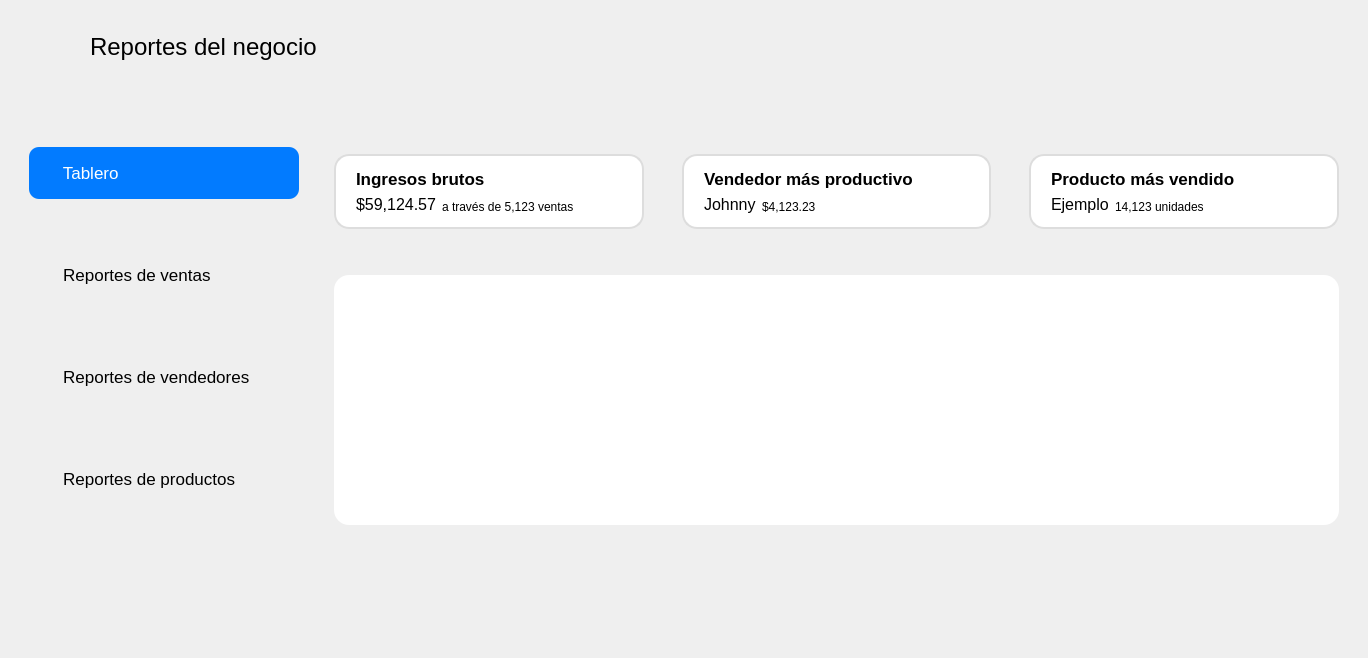
First picture: the form in designer/Ui_Reportes.ui, repository ivanperez-7/printpos, before the edit.
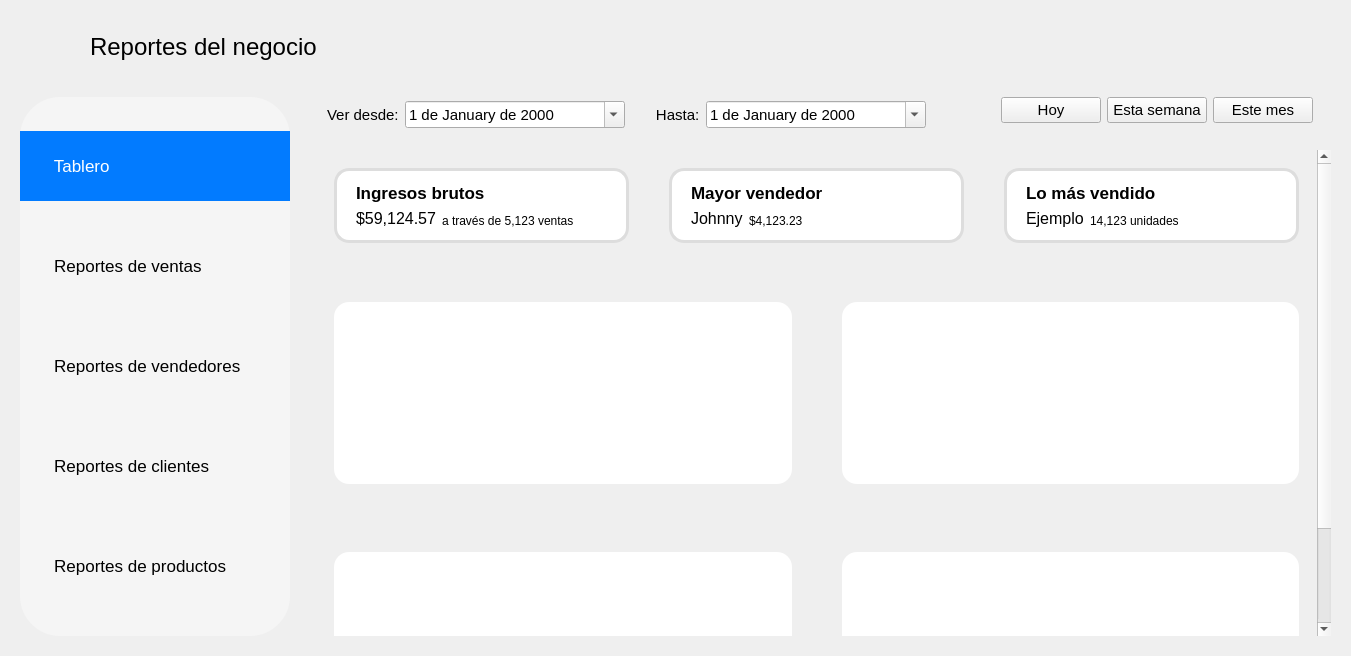
Second picture: the form after the edit. Icons and pictures are not drawn.

Commit message: modalidad de ventanas + módulo reportes

Diff of the .ui file:
```diff
--- a/designer/Ui_Reportes.ui
+++ b/designer/Ui_Reportes.ui
@@ -6,8 +6,8 @@
    <rect>
     <x>0</x>
     <y>0</y>
-    <width>1368</width>
-    <height>658</height>
+    <width>1339</width>
+    <height>656</height>
    </rect>
   </property>
   <property name="windowTitle">
@@ -106,23 +106,30 @@
        <verstretch>0</verstretch>
       </sizepolicy>
      </property>
-     <layout class="QHBoxLayout" name="horizontalLayout_2">
-      <property name="spacing">
+     <layout class="QGridLayout" name="gridLayout_5">
+      <property name="horizontalSpacing">
        <number>26</number>
       </property>
-      <item alignment="Qt::AlignTop">
+      <item row="0" column="0" rowspan="2">
        <widget class="QFrame" name="frameBotones">
+        <property name="styleSheet">
+         <string notr="true">background-color: rgb(245, 245, 245);
+border-radius: 40px;</string>
+        </property>
         <layout class="QVBoxLayout" name="verticalLayout">
-         <property name="spacing">
-          <number>50</number>
+         <property name="leftMargin">
+          <number>0</number>
          </property>
          <property name="topMargin">
-          <number>50</number>
+          <number>0</number>
          </property>
          <property name="rightMargin">
           <number>0</number>
          </property>
-         <item alignment="Qt::AlignTop">
+         <property name="bottomMargin">
+          <number>20</number>
+         </property>
+         <item>
           <widget class="QPushButton" name="btTablero">
            <property name="sizePolicy">
             <sizepolicy hsizetype="Minimum" vsizetype="Expanding">
@@ -132,8 +139,8 @@
            </property>
            <property name="minimumSize">
             <size>
-             <width>270</width>
-             <height>52</height>
+             <width>0</width>
+             <height>70</height>
             </size>
            </property>
            <property name="maximumSize">
@@ -153,7 +160,6 @@
            <property name="styleSheet">
             <string notr="true">QPushButton {
 	background-color: transparent;
-	border-radius: 10px;
 	text-align: left;
 	padding-left: 20px;
 }
@@ -198,7 +204,7 @@
            </property>
           </widget>
          </item>
-         <item alignment="Qt::AlignTop">
+         <item>
           <widget class="QPushButton" name="btVentas">
            <property name="sizePolicy">
             <sizepolicy hsizetype="Minimum" vsizetype="Expanding">
@@ -208,8 +214,8 @@
            </property>
            <property name="minimumSize">
             <size>
-             <width>270</width>
-             <height>52</height>
+             <width>0</width>
+             <height>70</height>
             </size>
            </property>
            <property name="maximumSize">
@@ -229,7 +235,6 @@
            <property name="styleSheet">
             <string notr="true">QPushButton {
 	background-color: transparent;
-	border-radius: 10px;
 	text-align: left;
 	padding-left: 20px;
 }
@@ -271,7 +276,7 @@
            </property>
           </widget>
          </item>
-         <item alignment="Qt::AlignTop">
+         <item>
           <widget class="QPushButton" name="btVendedores">
            <property name="sizePolicy">
             <sizepolicy hsizetype="Minimum" vsizetype="Expanding">
@@ -282,7 +287,7 @@
            <property name="minimumSize">
             <size>
              <width>270</width>
-             <height>52</height>
+             <height>70</height>
             </size>
            </property>
            <property name="maximumSize">
@@ -302,7 +307,6 @@
            <property name="styleSheet">
             <string notr="true">QPushButton {
 	background-color: transparent;
-	border-radius: 10px;
 	text-align: left;
 	padding-left: 20px;
 }
@@ -344,7 +348,79 @@
            </property>
           </widget>
          </item>
-         <item alignment="Qt::AlignTop">
+         <item>
+          <widget class="QPushButton" name="btVendedores_2">
+           <property name="sizePolicy">
+            <sizepolicy hsizetype="Minimum" vsizetype="Expanding">
+             <horstretch>0</horstretch>
+             <verstretch>0</verstretch>
+            </sizepolicy>
+           </property>
+           <property name="minimumSize">
+            <size>
+             <width>270</width>
+             <height>70</height>
+            </size>
+           </property>
+           <property name="maximumSize">
+            <size>
+             <width>16777215</width>
+             <height>50</height>
+            </size>
+           </property>
+           <property name="font">
+            <font>
+             <pointsize>13</pointsize>
+            </font>
+           </property>
+           <property name="cursor">
+            <cursorShape>PointingHandCursor</cursorShape>
+           </property>
+           <property name="styleSheet">
+            <string notr="true">QPushButton {
+	background-color: transparent;
+	text-align: left;
+	padding-left: 20px;
+}
+
+QPushButton:hover {
+	background-color: rgba(2,123,255,255);
+	color: white;
+}
+QPushButton:pressed {
+	background-color: rgba(0,95,160,255);
+	color: white;
+}
+QPushButton:checked {
+	background-color: rgba(2,123,255,255);
+	color: white;
+}</string>
+           </property>
+           <property name="text">
+            <string>   Reportes de clientes</string>
+           </property>
+           <property name="icon">
+            <iconset resource="../resources.qrc">
+             <normaloff>:/img/resources/images/comprador.png</normaloff>:/img/resources/images/comprador.png</iconset>
+           </property>
+           <property name="iconSize">
+            <size>
+             <width>25</width>
+             <height>25</height>
+            </size>
+           </property>
+           <property name="checkable">
+            <bool>true</bool>
+           </property>
+           <property name="autoExclusive">
+            <bool>true</bool>
+           </property>
+           <property name="flat">
+            <bool>true</bool>
+           </property>
+          </widget>
+         </item>
+         <item>
           <widget class="QPushButton" name="btProductos">
            <property name="sizePolicy">
             <sizepolicy hsizetype="Minimum" vsizetype="Expanding">
@@ -354,8 +430,8 @@
            </property>
            <property name="minimumSize">
             <size>
-             <width>270</width>
-             <height>52</height>
+             <width>0</width>
+             <height>70</height>
             </size>
            </property>
            <property name="maximumSize">
@@ -375,7 +451,6 @@
            <property name="styleSheet">
             <string notr="true">QPushButton {
 	background-color: transparent;
-	border-radius: 10px;
 	text-align: left;
 	padding-left: 20px;
 }
@@ -420,41 +495,377 @@
         </layout>
        </widget>
       </item>
+      <item row="0" column="1">
+       <widget class="QWidget" name="widget_2" native="true">
+        <layout class="QHBoxLayout" name="horizontalLayout_4">
+         <property name="topMargin">
+          <number>0</number>
+         </property>
+         <property name="bottomMargin">
+          <number>12</number>
+         </property>
+         <item>
+          <widget class="QFrame" name="frame_12">
+           <property name="frameShape">
+            <enum>QFrame::NoFrame</enum>
+           </property>
+           <property name="frameShadow">
+            <enum>QFrame::Raised</enum>
+           </property>
+           <layout class="QHBoxLayout" name="horizontalLayout_8">
+            <property name="leftMargin">
+             <number>2</number>
+            </property>
+            <property name="topMargin">
+             <number>0</number>
+            </property>
+            <property name="bottomMargin">
+             <number>0</number>
+            </property>
+            <item>
+             <widget class="QLabel" name="label_7">
+              <property name="font">
+               <font>
+                <family>Segoe UI</family>
+                <pointsize>11</pointsize>
+               </font>
+              </property>
+              <property name="text">
+               <string>Ver desde:</string>
+              </property>
+             </widget>
+            </item>
+            <item>
+             <widget class="QDateEdit" name="dateDesde">
+              <property name="minimumSize">
+               <size>
+                <width>220</width>
+                <height>0</height>
+               </size>
+              </property>
+              <property name="maximumSize">
+               <size>
+                <width>220</width>
+                <height>16777215</height>
+               </size>
+              </property>
+              <property name="font">
+               <font>
+                <family>Segoe UI</family>
+                <pointsize>11</pointsize>
+               </font>
+              </property>
+              <property name="displayFormat">
+               <string>d 'de' MMMM 'de' yyyy</string>
+              </property>
+              <property name="calendarPopup">
+               <bool>true</bool>
+              </property>
+             </widget>
+            </item>
+            <item>
+             <widget class="QLabel" name="label_8">
+              <property name="font">
+               <font>
+                <family>Segoe UI</family>
+                <pointsize>11</pointsize>
+               </font>
+              </property>
+              <property name="text">
+               <string>      Hasta:</string>
+              </property>
+             </widget>
+            </item>
+            <item>
+             <widget class="QDateEdit" name="dateHasta">
+              <property name="minimumSize">
+               <size>
+                <width>220</width>
+                <height>0</height>
+               </size>
+              </property>
+              <property name="maximumSize">
+               <size>
+                <width>220</width>
+                <height>16777215</height>
+               </size>
+              </property>
+              <property name="font">
+               <font>
+                <family>Segoe UI</family>
+                <pointsize>11</pointsize>
+               </font>
+              </property>
+              <property name="displayFormat">
+               <string>d 'de' MMMM 'de' yyyy</string>
+              </property>
+              <property name="calendarPopup">
+               <bool>true</bool>
+              </property>
+             </widget>
+            </item>
+           </layout>
+          </widget>
+         </item>
+         <item alignment="Qt::AlignRight">
+          <widget class="QFrame" name="frame_13">
+           <layout class="QHBoxLayout" name="horizontalLayout_9">
+            <property name="leftMargin">
+             <number>60</number>
+            </property>
+            <property name="topMargin">
+             <number>0</number>
+            </property>
+            <item>
+             <widget class="QPushButton" name="btHoy">
+              <property name="minimumSize">
+               <size>
+                <width>100</width>
+                <height>0</height>
+               </size>
+              </property>
+              <property name="font">
+               <font>
+                <family>Segoe UI</family>
+                <pointsize>11</pointsize>
+               </font>
+              </property>
+              <property name="text">
+               <string notr="true">Hoy</string>
+              </property>
+             </widget>
+            </item>
+            <item>
+             <widget class="QPushButton" name="btEstaSemana">
+              <property name="minimumSize">
+               <size>
+                <width>100</width>
+                <height>0</height>
+               </size>
+              </property>
+              <property name="font">
+               <font>
+                <family>Segoe UI</family>
+                <pointsize>11</pointsize>
+               </font>
+              </property>
+              <property name="text">
+               <string notr="true">Esta semana</string>
+              </property>
+             </widget>
+            </item>
+            <item>
+             <widget class="QPushButton" name="btEsteMes">
+              <property name="minimumSize">
+               <size>
+                <width>100</width>
+                <height>0</height>
+               </size>
+              </property>
+              <property name="font">
+               <font>
+                <family>Segoe UI</family>
+                <pointsize>11</pointsize>
+               </font>
+              </property>
+              <property name="text">
+               <string notr="true">Este mes</string>
+              </property>
+             </widget>
+            </item>
+           </layout>
+          </widget>
+         </item>
+        </layout>
+       </widget>
+      </item>
+      <item row="1" column="1">
+       <widget class="QScrollArea" name="scrollArea">
+        <property name="frameShape">
+         <enum>QFrame::NoFrame</enum>
+        </property>
+        <property name="widgetResizable">
+         <bool>true</bool>
+        </property>
+        <widget class="QWidget" name="scrollAreaWidgetContents">
+         <property name="geometry">
+          <rect>
+           <x>0</x>
+           <y>0</y>
+           <width>990</width>
+           <height>616</height>
+          </rect>
+         </property>
+         <layout class="QHBoxLayout" name="horizontalLayout_10">
       <item>
        <widget class="QStackedWidget" name="stackedWidget">
         <property name="currentIndex">
          <number>0</number>
         </property>
         <widget class="QWidget" name="page">
-         <layout class="QHBoxLayout" name="horizontalLayout_3">
-          <property name="spacing">
-           <number>0</number>
-          </property>
-          <property name="leftMargin">
-           <number>0</number>
-          </property>
-          <property name="topMargin">
-           <number>0</number>
-          </property>
-          <property name="rightMargin">
-           <number>0</number>
-          </property>
-          <property name="bottomMargin">
-           <number>0</number>
-          </property>
-          <item alignment="Qt::AlignTop">
-           <widget class="QWidget" name="widget" native="true">
             <layout class="QGridLayout" name="gridLayout">
              <property name="horizontalSpacing">
-              <number>38</number>
+               <number>40</number>
+              </property>
+              <property name="verticalSpacing">
+               <number>50</number>
+              </property>
+              <item row="0" column="2">
+               <widget class="QWidget" name="productoW" native="true">
+                <property name="styleSheet">
+                 <string notr="true">QWidget#productoW {
+	background-color: rgb(255, 255, 255);
+	border-radius: 15px;
+	border: 3px solid #ddd;
+}</string>
+                </property>
+                <layout class="QHBoxLayout" name="horizontalLayout_7">
+                 <property name="leftMargin">
+                  <number>0</number>
+                 </property>
+                 <property name="topMargin">
+                  <number>0</number>
+                 </property>
+                 <property name="bottomMargin">
+                  <number>0</number>
+                 </property>
+                 <item>
+                  <widget class="QLabel" name="label_6">
+                   <property name="maximumSize">
+                    <size>
+                     <width>80</width>
+                     <height>80</height>
+                    </size>
+                   </property>
+                   <property name="styleSheet">
+                    <string notr="true"/>
+                   </property>
+                   <property name="text">
+                    <string/>
+                   </property>
+                   <property name="pixmap">
+                    <pixmap resource="../resources.qrc">:/img/resources/images/paq_block.png</pixmap>
+                   </property>
+                   <property name="scaledContents">
+                    <bool>true</bool>
+                   </property>
+                  </widget>
+                 </item>
+                 <item>
+                  <widget class="QWidget" name="widget3" native="true">
+                   <layout class="QGridLayout" name="gridLayout_4">
+                    <property name="topMargin">
+                     <number>15</number>
+                    </property>
+                    <property name="bottomMargin">
+                     <number>15</number>
              </property>
              <item row="1" column="0">
+                     <widget class="QLabel" name="lbProdVendidos">
+                      <property name="sizePolicy">
+                       <sizepolicy hsizetype="Minimum" vsizetype="Preferred">
+                        <horstretch>0</horstretch>
+                        <verstretch>0</verstretch>
+                       </sizepolicy>
+                      </property>
+                      <property name="font">
+                       <font>
+                        <pointsize>12</pointsize>
+                       </font>
+                      </property>
+                      <property name="text">
+                       <string>Ejemplo</string>
+                      </property>
+                     </widget>
+                    </item>
+                    <item row="1" column="1">
+                     <widget class="QLabel" name="lbProdCount">
+                      <property name="sizePolicy">
+                       <sizepolicy hsizetype="Expanding" vsizetype="Preferred">
+                        <horstretch>0</horstretch>
+                        <verstretch>0</verstretch>
+                       </sizepolicy>
+                      </property>
+                      <property name="text">
+                       <string>14,123 unidades</string>
+                      </property>
+                      <property name="alignment">
+                       <set>Qt::AlignBottom|Qt::AlignLeading|Qt::AlignLeft</set>
+                      </property>
+                     </widget>
+                    </item>
+                    <item row="0" column="0" colspan="2">
+                     <widget class="QLabel" name="label_3">
+                      <property name="font">
+                       <font>
+                        <pointsize>13</pointsize>
+                        <bold>true</bold>
+                       </font>
+                      </property>
+                      <property name="text">
+                       <string>Lo más vendido</string>
+                      </property>
+                     </widget>
+                    </item>
+                   </layout>
+                  </widget>
+                 </item>
+                </layout>
+               </widget>
+              </item>
+              <item row="1" column="0" colspan="3">
+               <widget class="QWidget" name="widget_4" native="true">
+                <property name="sizePolicy">
+                 <sizepolicy hsizetype="Expanding" vsizetype="Expanding">
+                  <horstretch>0</horstretch>
+                  <verstretch>0</verstretch>
+                 </sizepolicy>
+                </property>
+                <property name="minimumSize">
+                 <size>
+                  <width>0</width>
+                  <height>200</height>
+                 </size>
+                </property>
+                <property name="styleSheet">
+                 <string notr="true"/>
+                </property>
+                <layout class="QHBoxLayout" name="horizontalLayout_2">
+                 <property name="spacing">
+                  <number>50</number>
+                 </property>
+                 <property name="leftMargin">
+                  <number>0</number>
+                 </property>
+                 <property name="rightMargin">
+                  <number>0</number>
+                 </property>
+                 <item>
+                  <widget class="QWidget" name="placeholder_1" native="true">
+                   <property name="styleSheet">
+                    <string notr="true">background-color: rgb(255, 255, 255);
+border-radius: 15px;</string>
+                   </property>
+                  </widget>
+                 </item>
+                 <item>
+                  <widget class="QWidget" name="widget_5" native="true">
+                   <property name="styleSheet">
+                    <string notr="true">background-color: rgb(255, 255, 255);
+border-radius: 15px;</string>
+                   </property>
+                  </widget>
+                 </item>
+                </layout>
+               </widget>
+              </item>
+              <item row="0" column="0">
               <widget class="QWidget" name="ingresosW" native="true">
                <property name="styleSheet">
                 <string notr="true">QWidget#ingresosW {
 	background-color: rgb(255, 255, 255);
 	border-radius: 15px;
-	border: 2px solid #ddd;
+	border: 3px solid #ddd;
 }</string>
                </property>
                <layout class="QHBoxLayout" name="horizontalLayout_5">
@@ -551,26 +962,13 @@
                </layout>
               </widget>
              </item>
-             <item row="2" column="1">
-              <spacer name="verticalSpacer">
-               <property name="orientation">
-                <enum>Qt::Vertical</enum>
-               </property>
-               <property name="sizeHint" stdset="0">
-                <size>
-                 <width>20</width>
-                 <height>40</height>
-                </size>
-               </property>
-              </spacer>
-             </item>
-             <item row="1" column="1">
+              <item row="0" column="1">
               <widget class="QWidget" name="vendedorW" native="true">
                <property name="styleSheet">
                 <string notr="true">QWidget#vendedorW {
 	background-color: rgb(255, 255, 255);
 	border-radius: 15px;
-	border: 2px solid #ddd;
+	border: 3px solid #ddd;
 }</string>
                </property>
                <layout class="QHBoxLayout" name="horizontalLayout_6">
@@ -657,7 +1055,7 @@
                       </font>
                      </property>
                      <property name="text">
-                      <string>Vendedor más productivo</string>
+                       <string>Mayor vendedor</string>
                      </property>
                     </widget>
                    </item>
@@ -667,8 +1065,8 @@
                </layout>
               </widget>
              </item>
-             <item row="3" column="0" colspan="3">
-              <widget class="QWidget" name="widget_4" native="true">
+              <item row="2" column="0" colspan="3">
+               <widget class="QWidget" name="widget_6" native="true">
                <property name="sizePolicy">
                 <sizepolicy hsizetype="Expanding" vsizetype="Expanding">
                  <horstretch>0</horstretch>
@@ -678,129 +1076,43 @@
                <property name="minimumSize">
                 <size>
                  <width>0</width>
-                 <height>250</height>
-                </size>
-               </property>
-               <property name="styleSheet">
-                <string notr="true">background-color: rgb(255, 255, 255);
-border-radius: 15px;</string>
-               </property>
-              </widget>
-             </item>
-             <item row="1" column="2">
-              <widget class="QWidget" name="productoW" native="true">
-               <property name="styleSheet">
-                <string notr="true">QWidget#productoW {
-	background-color: rgb(255, 255, 255);
-	border-radius: 15px;
-	border: 2px solid #ddd;
-}</string>
-               </property>
-               <layout class="QHBoxLayout" name="horizontalLayout_7">
-                <property name="leftMargin">
-                 <number>0</number>
-                </property>
-                <property name="topMargin">
-                 <number>0</number>
-                </property>
-                <property name="bottomMargin">
-                 <number>0</number>
-                </property>
-                <item>
-                 <widget class="QLabel" name="label_6">
-                  <property name="maximumSize">
-                   <size>
-                    <width>80</width>
-                    <height>80</height>
+                  <height>200</height>
                    </size>
                   </property>
                   <property name="styleSheet">
                    <string notr="true"/>
                   </property>
-                  <property name="text">
-                   <string/>
-                  </property>
-                  <property name="pixmap">
-                   <pixmap resource="../resources.qrc">:/img/resources/images/paq_block.png</pixmap>
-                  </property>
-                  <property name="scaledContents">
-                   <bool>true</bool>
-                  </property>
-                 </widget>
-                </item>
+                <layout class="QHBoxLayout" name="horizontalLayout_11">
+                 <property name="spacing">
+                  <number>50</number>
+                 </property>
+                 <property name="leftMargin">
+                  <number>0</number>
+                 </property>
+                 <property name="rightMargin">
+                  <number>0</number>
+                 </property>
                 <item>
-                 <widget class="QWidget" name="widget3" native="true">
-                  <layout class="QGridLayout" name="gridLayout_4">
-                   <property name="topMargin">
-                    <number>15</number>
+                  <widget class="QWidget" name="widget_7" native="true">
+                   <property name="styleSheet">
+                    <string notr="true">background-color: rgb(255, 255, 255);
+border-radius: 15px;</string>
                    </property>
-                   <property name="bottomMargin">
-                    <number>15</number>
-                   </property>
-                   <item row="1" column="0">
-                    <widget class="QLabel" name="lbProdVendidos">
-                     <property name="sizePolicy">
-                      <sizepolicy hsizetype="Minimum" vsizetype="Preferred">
-                       <horstretch>0</horstretch>
-                       <verstretch>0</verstretch>
-                      </sizepolicy>
-                     </property>
-                     <property name="font">
-                      <font>
-                       <pointsize>12</pointsize>
-                      </font>
-                     </property>
-                     <property name="text">
-                      <string>Ejemplo</string>
-                     </property>
-                    </widget>
-                   </item>
-                   <item row="1" column="1">
-                    <widget class="QLabel" name="lbProdCount">
-                     <property name="sizePolicy">
-                      <sizepolicy hsizetype="Expanding" vsizetype="Preferred">
-                       <horstretch>0</horstretch>
-                       <verstretch>0</verstretch>
-                      </sizepolicy>
-                     </property>
-                     <property name="text">
-                      <string>14,123 unidades</string>
-                     </property>
-                     <property name="alignment">
-                      <set>Qt::AlignBottom|Qt::AlignLeading|Qt::AlignLeft</set>
-                     </property>
-                    </widget>
-                   </item>
-                   <item row="0" column="0" colspan="2">
-                    <widget class="QLabel" name="label_3">
-                     <property name="font">
-                      <font>
-                       <pointsize>13</pointsize>
-                       <bold>true</bold>
-                      </font>
-                     </property>
-                     <property name="text">
-                      <string>Producto más vendido</string>
-                     </property>
-                    </widget>
-                   </item>
+                  </widget>
+                 </item>
+                 <item>
+                  <widget class="QWidget" name="widget_8" native="true">
+                   <property name="styleSheet">
+                    <string notr="true">background-color: rgb(255, 255, 255);
+border-radius: 15px;</string>
+                   </property>
+                  </widget>
+                 </item>
                   </layout>
                  </widget>
                 </item>
                </layout>
               </widget>
-             </item>
-             <item row="0" column="0" colspan="3" alignment="Qt::AlignRight">
-              <widget class="QWidget" name="widget_2" native="true">
-               <property name="minimumSize">
-                <size>
-                 <width>332</width>
-                 <height>42</height>
-                </size>
-               </property>
-              </widget>
-             </item>
-            </layout>
            </widget>
           </item>
          </layout>
```
Lines whose indentation alone changed are shown as unchanged. The commit also changes 12 other files.
